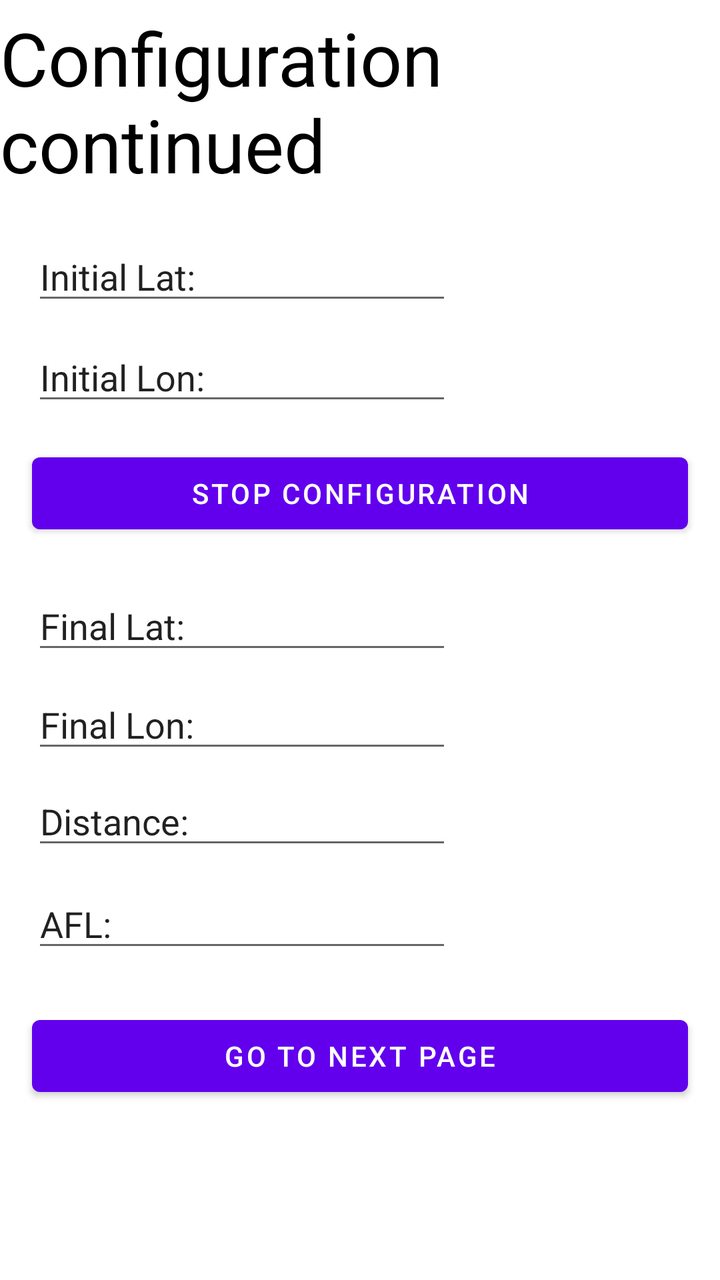
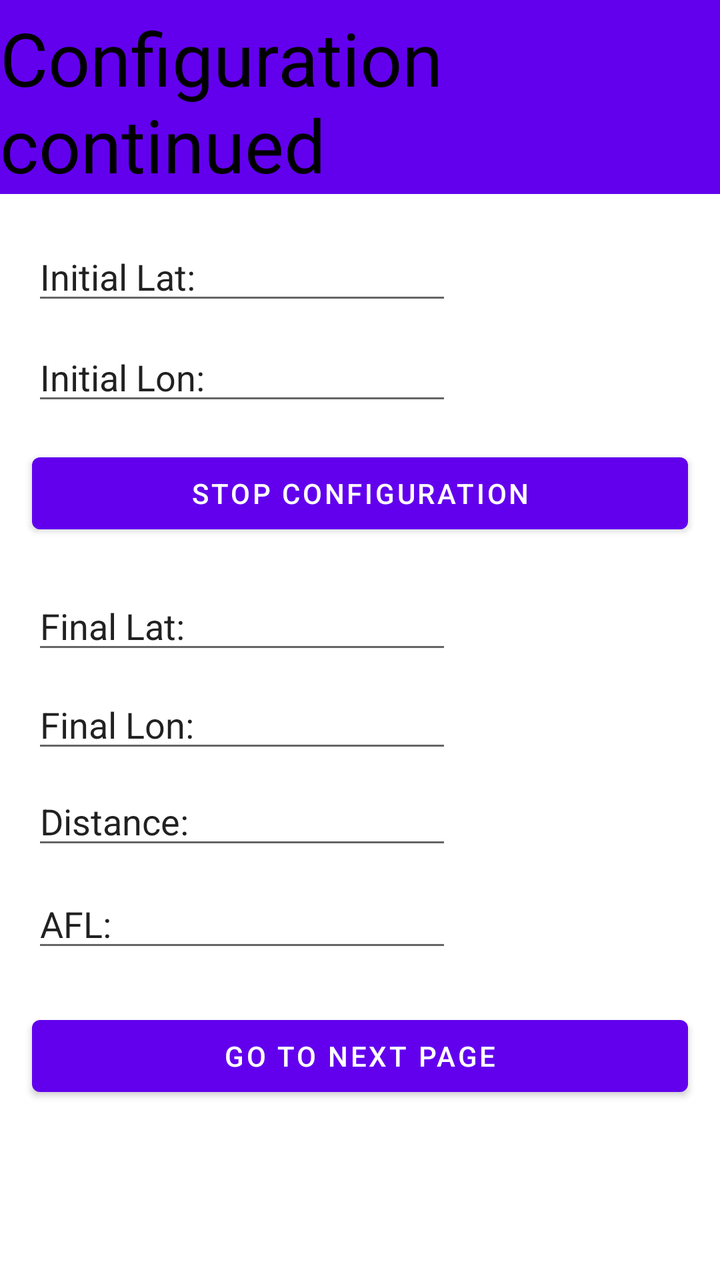

The first picture is an Android layout as it rendered before a commit; the second is the same layout after the commit. The layout source and the unified diff follow.
<!-- AndroidManifest.xml: application theme Theme.GPS_Reim -->
<!-- res/layout/activity_screen2.xml -->
<?xml version="1.0" encoding="utf-8"?>
<androidx.constraintlayout.widget.ConstraintLayout xmlns:android="http://schemas.android.com/apk/res/android"
    xmlns:app="http://schemas.android.com/apk/res-auto"
    xmlns:tools="http://schemas.android.com/tools"
    android:layout_width="match_parent"
    android:layout_height="match_parent"
    tools:context=".screen2">


    <TextView
        android:id="@+id/textView"
        android:layout_width="wrap_content"
        android:layout_height="wrap_content"
        android:layout_marginTop="4dp"
        android:text="Configuration continued"
        android:textColor="@color/black"
        android:textSize="37sp"
        app:layout_constraintStart_toStartOf="parent"
        app:layout_constraintTop_toTopOf="parent" />

    <EditText
        android:id="@+id/editTextTextPersonName"
        android:layout_width="wrap_content"
        android:layout_height="wrap_content"
        android:layout_marginStart="16dp"
        android:layout_marginTop="19dp"
        android:ems="10"
        android:inputType="textPersonName"
        android:text="Initial Lat:"
        app:layout_constraintStart_toStartOf="parent"
        app:layout_constraintTop_toBottomOf="@+id/textView" />

    <EditText
        android:id="@+id/editTextTextPersonName2"
        android:layout_width="wrap_content"
        android:layout_height="wrap_content"
        android:layout_marginStart="16dp"
        android:layout_marginTop="9dp"
        android:ems="10"
        android:inputType="textPersonName"
        android:text="Initial Lon:"
        app:layout_constraintStart_toStartOf="parent"
        app:layout_constraintTop_toBottomOf="@+id/editTextTextPersonName" />

    <EditText
        android:id="@+id/editTextTextPersonName3"
        android:layout_width="wrap_content"
        android:layout_height="wrap_content"
        android:layout_marginStart="16dp"
        android:layout_marginTop="20dp"
        android:ems="10"
        android:inputType="textPersonName"
        android:text="Final Lat:"
        app:layout_constraintStart_toStartOf="parent"
        app:layout_constraintTop_toBottomOf="@+id/button21" />

    <EditText
        android:id="@+id/editTextTextPersonName4"
        android:layout_width="wrap_content"
        android:layout_height="wrap_content"
        android:layout_marginStart="16dp"
        android:layout_marginTop="8dp"
        android:ems="10"
        android:inputType="textPersonName"
        android:text="Final Lon:"
        app:layout_constraintStart_toStartOf="parent"
        app:layout_constraintTop_toBottomOf="@+id/editTextTextPersonName3" />



    <EditText
        android:id="@+id/editTextTextPersonName5"
        android:layout_width="wrap_content"
        android:layout_height="wrap_content"
        android:layout_marginStart="16dp"
        android:layout_marginTop="7dp"
        android:ems="10"
        android:inputType="textPersonName"
        android:text="Distance:"
        app:layout_constraintStart_toStartOf="parent"
        app:layout_constraintTop_toBottomOf="@+id/editTextTextPersonName4" />

    <EditText
        android:id="@+id/editTextTextPersonName6"
        android:layout_width="wrap_content"
        android:layout_height="wrap_content"
        android:layout_marginStart="16dp"
        android:layout_marginTop="10dp"
        android:ems="10"
        android:inputType="textPersonName"
        android:text="AFL:"
        app:layout_constraintStart_toStartOf="parent"
        app:layout_constraintTop_toBottomOf="@+id/editTextTextPersonName5" />


    <Button
        android:id="@+id/button21"
        android:layout_width="match_parent"
        android:layout_height="wrap_content"
        android:layout_marginStart="16dp"
        android:layout_marginTop="15dp"
        android:layout_marginEnd="16dp"
        android:text="Stop Configuration"
        app:layout_constraintEnd_toEndOf="parent"
        app:layout_constraintHorizontal_bias="0.0"
        app:layout_constraintStart_toStartOf="parent"
        app:layout_constraintTop_toBottomOf="@+id/editTextTextPersonName2" />



    <Button
        android:id="@+id/button22"
        android:layout_width="match_parent"
        android:layout_height="wrap_content"
        android:layout_marginStart="16dp"
        android:layout_marginTop="23dp"
        android:layout_marginEnd="16dp"
        android:text="Go to next page"
        app:layout_constraintEnd_toEndOf="parent"
        app:layout_constraintHorizontal_bias="0.0"
        app:layout_constraintStart_toStartOf="parent"
        app:layout_constraintTop_toBottomOf="@+id/editTextTextPersonName6" />




</androidx.constraintlayout.widget.ConstraintLayout>
<!-- resources referenced by this layout -->
<resources>
  <color name="black">#FF000000</color>
  <style name="Theme.GPS_Reim" parent="Theme.MaterialComponents.DayNight.DarkActionBar">
          
          <item name="colorPrimary">@color/purple_500</item>
          <item name="colorPrimaryVariant">@color/purple_700</item>
          <item name="colorOnPrimary">@color/white</item>
          
          <item name="colorSecondary">@color/teal_200</item>
          <item name="colorSecondaryVariant">@color/teal_700</item>
          <item name="colorOnSecondary">@color/black</item>
          
          <item name="android:statusBarColor">?attr/colorPrimaryVariant</item>
          
      </style>
  <color name="purple_500">#FF6200EE</color>
  <color name="purple_700">#FF3700B3</color>
  <color name="white">#FFFFFFFF</color>
  <color name="teal_200">#FF03DAC5</color>
  <color name="teal_700">#FF018786</color>
</resources>

<!-- the commit's change to res/layout/activity_screen2.xml (unified diff, before → after) -->
@@ -6,7 +6,16 @@
     android:layout_height="match_parent"
     tools:context=".screen2">
 
-
+    <androidx.appcompat.widget.Toolbar
+        android:id="@+id/toolbar"
+        android:layout_width="0dp"
+        android:layout_height="0dp"
+        android:background="?attr/colorPrimary"
+        app:layout_constraintBottom_toBottomOf="@+id/textView"
+        app:layout_constraintEnd_toEndOf="parent"
+        app:layout_constraintStart_toStartOf="parent"
+        app:layout_constraintTop_toTopOf="parent"
+        app:titleTextColor="@color/black" />
     <TextView
         android:id="@+id/textView"
         android:layout_width="wrap_content"
